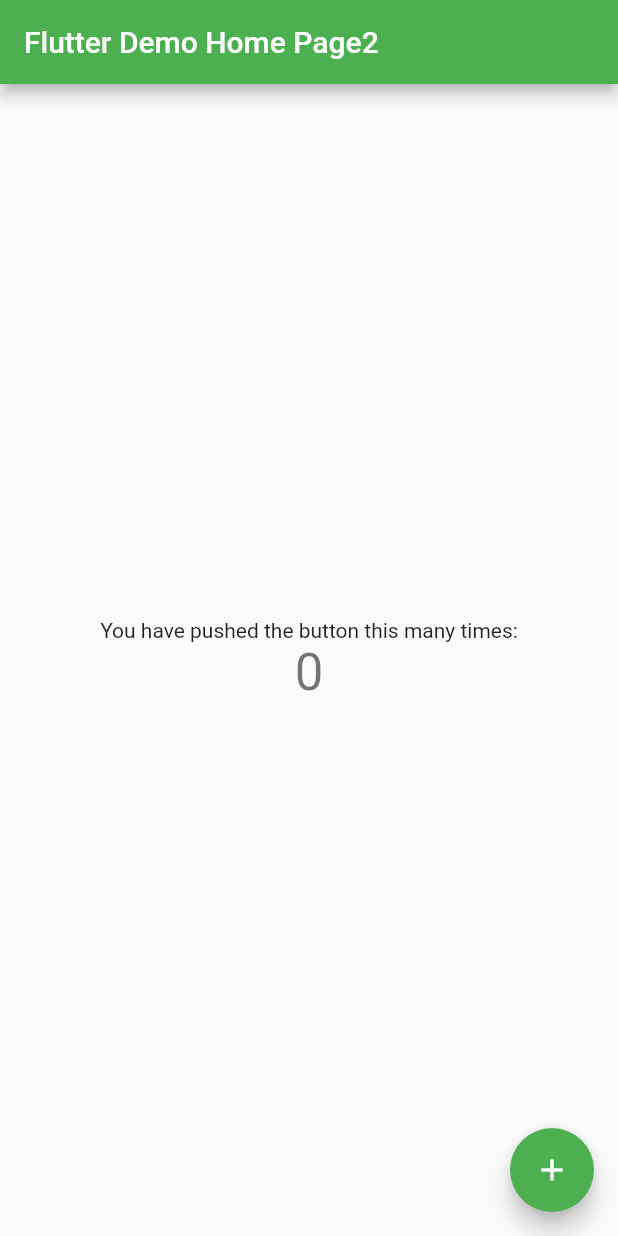
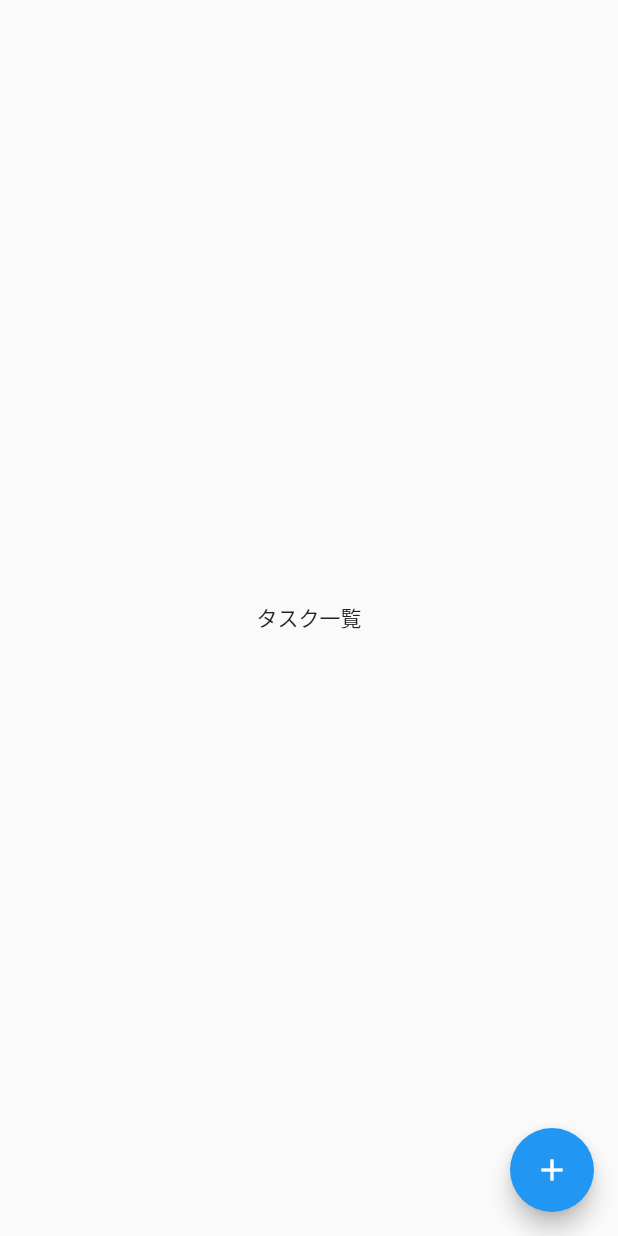
Before and after one commit to yuya-okada527/flutter_todo_app, a Flutter app: the screen it shows after launch, on a phone screen of 412 x 824 dp. Run offline on Flutter 3.47's test engine with Material 2 defaults, Android fonts, the phone set to English and light mode, and no system bars.

Commit message:
add page navigation

```diff
--- a/lib/main.dart
+++ b/lib/main.dart
@@ -1,115 +1,57 @@
 import 'package:flutter/material.dart';
 
 void main() {
-  runApp(const MyApp());
+  runApp(const SampleTodoApp());
 }
 
-class MyApp extends StatelessWidget {
-  const MyApp({Key? key}) : super(key: key);
+class SampleTodoApp extends StatelessWidget {
+  const SampleTodoApp({Key? key}) : super(key: key);
 
-  // This widget is the root of your application.
   @override
   Widget build(BuildContext context) {
     return MaterialApp(
       title: 'Flutter Demo',
       theme: ThemeData(
-        // This is the theme of your application.
-        //
-        // Try running your application with "flutter run". You'll see the
-        // application has a blue toolbar. Then, without quitting the app, try
-        // changing the primarySwatch below to Colors.green and then invoke
-        // "hot reload" (press "r" in the console where you ran "flutter run",
-        // or simply save your changes to "hot reload" in a Flutter IDE).
-        // Notice that the counter didn't reset back to zero; the application
-        // is not restarted.
-        primarySwatch: Colors.green,
+        primarySwatch: Colors.blue,
       ),
-      home: const MyHomePage(title: 'Flutter Demo Home Page2'),
+      home: const TodoListPage(title: 'Sample Todo App'),
     );
   }
 }
 
-class MyHomePage extends StatefulWidget {
-  const MyHomePage({Key? key, required this.title}) : super(key: key);
-
-  // This widget is the home page of your application. It is stateful, meaning
-  // that it has a State object (defined below) that contains fields that affect
-  // how it looks.
-
-  // This class is the configuration for the state. It holds the values (in this
-  // case the title) provided by the parent (in this case the App widget) and
-  // used by the build method of the State. Fields in a Widget subclass are
-  // always marked "final".
+class TodoListPage extends StatelessWidget {
+  const TodoListPage({Key? key, required this.title}) : super(key: key);
 
   final String title;
-
-  @override
-  State<MyHomePage> createState() => _MyHomePageState();
-}
-
-class _MyHomePageState extends State<MyHomePage> {
-  int _counter = 0;
-
-  void _incrementCounter() {
-    setState(() {
-      // This call to setState tells the Flutter framework that something has
-      // changed in this State, which causes it to rerun the build method below
-      // so that the display can reflect the updated values. If we changed
-      // _counter without calling setState(), then the build method would not be
-      // called again, and so nothing would appear to happen.
-      _counter++;
-    });
-  }
-
   @override
   Widget build(BuildContext context) {
-    // This method is rerun every time setState is called, for instance as done
-    // by the _incrementCounter method above.
-    //
-    // The Flutter framework has been optimized to make rerunning build methods
-    // fast, so that you can just rebuild anything that needs updating rather
-    // than having to individually change instances of widgets.
     return Scaffold(
-      appBar: AppBar(
-        // Here we take the value from the MyHomePage object that was created by
-        // the App.build method, and use it to set our appbar title.
-        title: Text(widget.title),
+      body: Center(child: Text("タスク一覧")),
+      floatingActionButton: FloatingActionButton(
+        onPressed: () {
+          Navigator.of(context).push(
+            MaterialPageRoute(builder: (context) {
+              return TodoAddPage();
+            }),
+          );
+        },
+        child: Icon(Icons.add),
       ),
-      body: Center(
-        // Center is a layout widget. It takes a single child and positions it
-        // in the middle of the parent.
-        child: Column(
-          // Column is also a layout widget. It takes a list of children and
-          // arranges them vertically. By default, it sizes itself to fit its
-          // children horizontally, and tries to be as tall as its parent.
-          //
-          // Invoke "debug painting" (press "p" in the console, choose the
-          // "Toggle Debug Paint" action from the Flutter Inspector in Android
-          // Studio, or the "Toggle Debug Paint" command in Visual Studio Code)
-          // to see the wireframe for each widget.
-          //
-          // Column has various properties to control how it sizes itself and
-          // how it positions its children. Here we use mainAxisAlignment to
-          // center the children vertically; the main axis here is the vertical
-          // axis because Columns are vertical (the cross axis would be
-          // horizontal).
-          mainAxisAlignment: MainAxisAlignment.center,
-          children: <Widget>[
-            const Text(
-              'You have pushed the button this many times:',
-            ),
-            Text(
-              '$_counter',
-              style: Theme.of(context).textTheme.headline4,
-            ),
-          ],
-        ),
-      ),
-      floatingActionButton: FloatingActionButton(
-        onPressed: _incrementCounter,
-        tooltip: 'Increment',
-        child: const Icon(Icons.add),
-      ), // This trailing comma makes auto-formatting nicer for build methods.
     );
   }
 }
+
+class TodoAddPage extends StatelessWidget {
+  @override
+  Widget build(BuildContext context) {
+    return Scaffold(
+        body: Center(
+      child: TextButton(
+        onPressed: () {
+          Navigator.of(context).pop();
+        },
+        child: const Text("リスト追加画面(クリックで戻る)"),
+      ),
+    ));
+  }
+}
```
Also changed, not shown: 1 other file.
